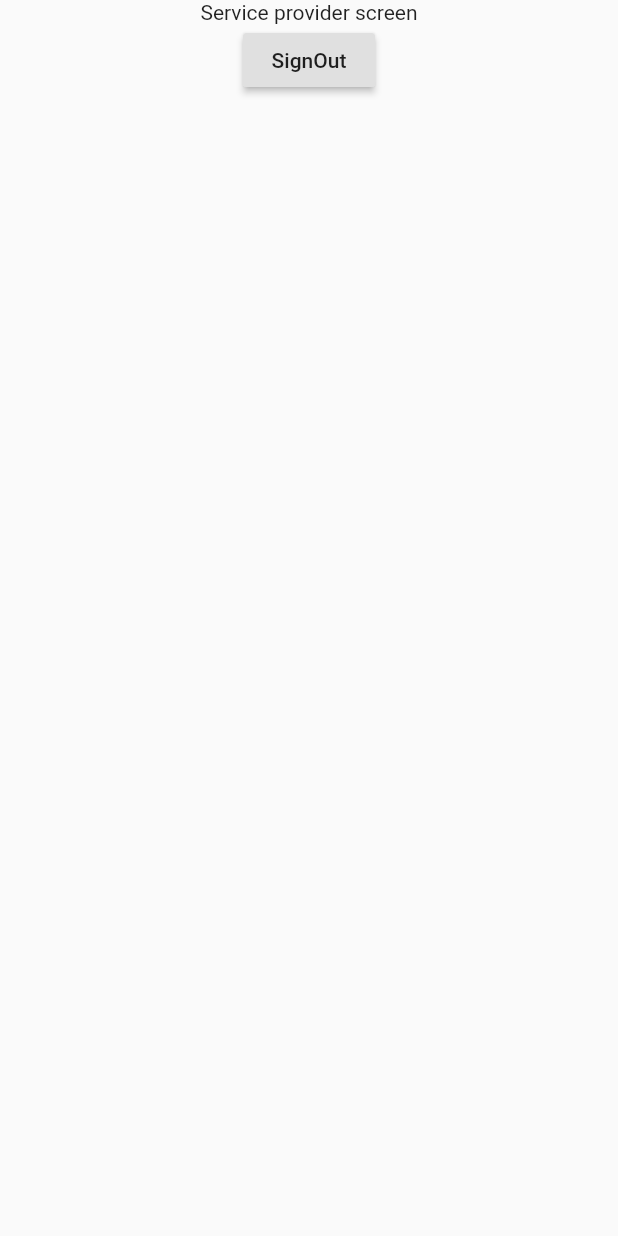
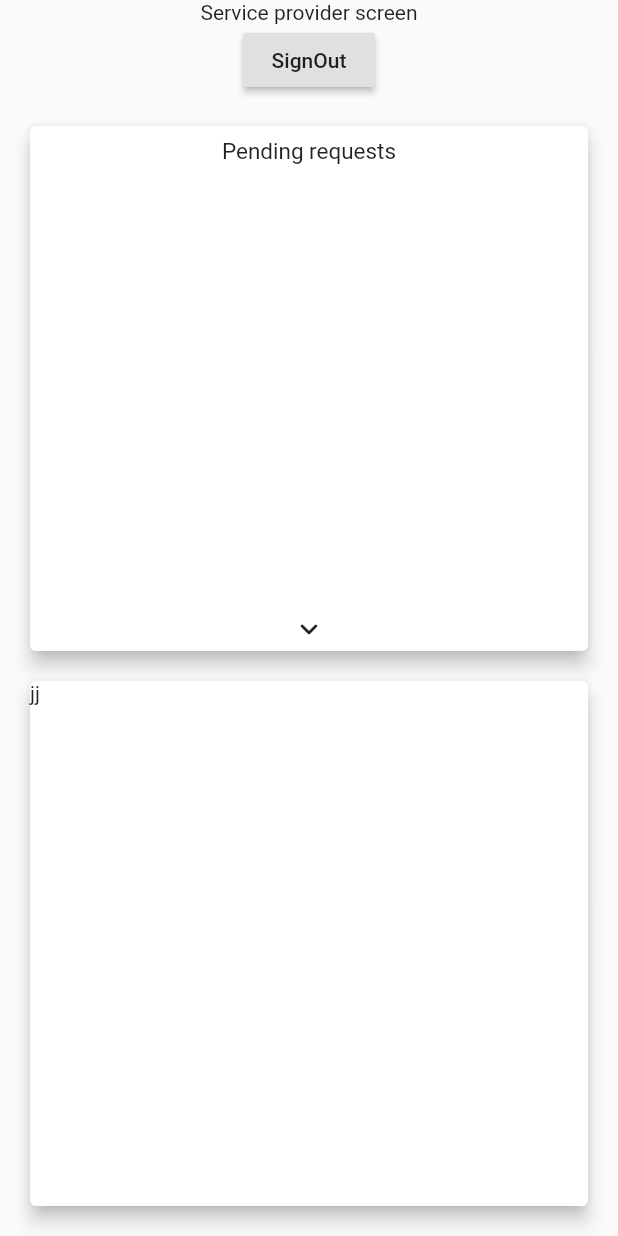
Before and after one commit to dopexhit/localite, a Flutter app: the ServiceProviderHomeScreen screen opened directly, on a phone screen of 412 x 824 dp. Run offline on Flutter 3.47's test engine with Material 2 defaults, Android fonts, the phone set to English and light mode, and no system bars; our stand-ins replace cloud_firestore, curved_navigation_bar, firebase_auth, firebase_core, fluttertoast, geocoding and 2 more; missing offline and left inert: simple_location_picker; accounts and stored records are empty.

Commit message:
request page recommit

```diff
--- a/lib/screens/service_provider_home.dart
+++ b/lib/screens/service_provider_home.dart
@@ -1,3 +1,4 @@
+import 'package:flutter/cupertino.dart';
 import 'package:flutter/material.dart';
 import 'package:localite/models/custom_user.dart';
 import 'package:localite/screens/selection_screen.dart';
@@ -11,6 +12,15 @@ class ServiceProviderHomeScreen extends StatefulWidget {
 }
 
 class _ServiceProviderHomeScreenState extends State<ServiceProviderHomeScreen> {
+  bool pendingVisibility = true;
+  bool completedVisibility = true;
+  int flexPending = 1;
+  int flexCompleted = 1;
+  bool pendingIconDown = true;
+  bool completedIconDown = true;
+  IconData pendingIcon = Icons.keyboard_arrow_down_rounded;
+  IconData completedIcon = Icons.keyboard_arrow_down_rounded;
+
   @override
   Widget build(BuildContext context) {
     GlobalContext.context = context;
@@ -34,6 +44,68 @@ class _ServiceProviderHomeScreenState extends State<ServiceProviderHomeScreen> {
               },
               child: Text('SignOut'),
             ),
+            Expanded(
+                flex: flexPending,
+                child: Visibility(
+                    visible: pendingVisibility,
+                    child: SizedBox(
+                      width: double.maxFinite,
+                      child: Card(
+                        margin: EdgeInsets.only(
+                            left: 20, right: 20, top: 20, bottom: 10),
+                        elevation: 5,
+                        child: Padding(
+                          padding: EdgeInsets.only(top: 8, left: 8, right: 8),
+                          child: Column(
+                            crossAxisAlignment: CrossAxisAlignment.stretch,
+                            children: [
+                              Text(
+                                'Pending requests',
+                                textAlign: TextAlign.center,
+                                style: TextStyle(fontSize: 15),
+                              ),
+                              SizedBox(height: 8),
+                              Expanded(child: ListView()),
+                              SizedBox(
+                                height: 30,
+                                child: RawMaterialButton(
+                                  child: Row(
+                                    mainAxisSize: MainAxisSize.max,
+                                    mainAxisAlignment: MainAxisAlignment.center,
+                                    children: [
+                                      Icon(
+                                        Icons.keyboard_arrow_down_rounded,
+                                      ),
+                                    ],
+                                  ),
+                                  onPressed: () {
+                                    setState(() {
+                                      flexCompleted = (flexCompleted + 1) % 2;
+                                      completedVisibility =
+                                          !completedVisibility;
+                                      if (pendingIconDown == true) {}
+                                    });
+                                  },
+                                ),
+                              ),
+                            ],
+                          ),
+                        ),
+                      ),
+                    ))),
+            Expanded(
+                flex: flexCompleted,
+                child: Visibility(
+                    visible: completedVisibility,
+                    child: SizedBox(
+                      width: double.maxFinite,
+                      child: Card(
+                        margin: EdgeInsets.only(
+                            left: 20, right: 20, top: 10, bottom: 20),
+                        elevation: 5,
+                        child: Text('jj'),
+                      ),
+                    )))
           ],
         )),
       ),
```
Also changed, not shown: lib/screens/user_request_screen.dart (added, +91 -0 lines).
